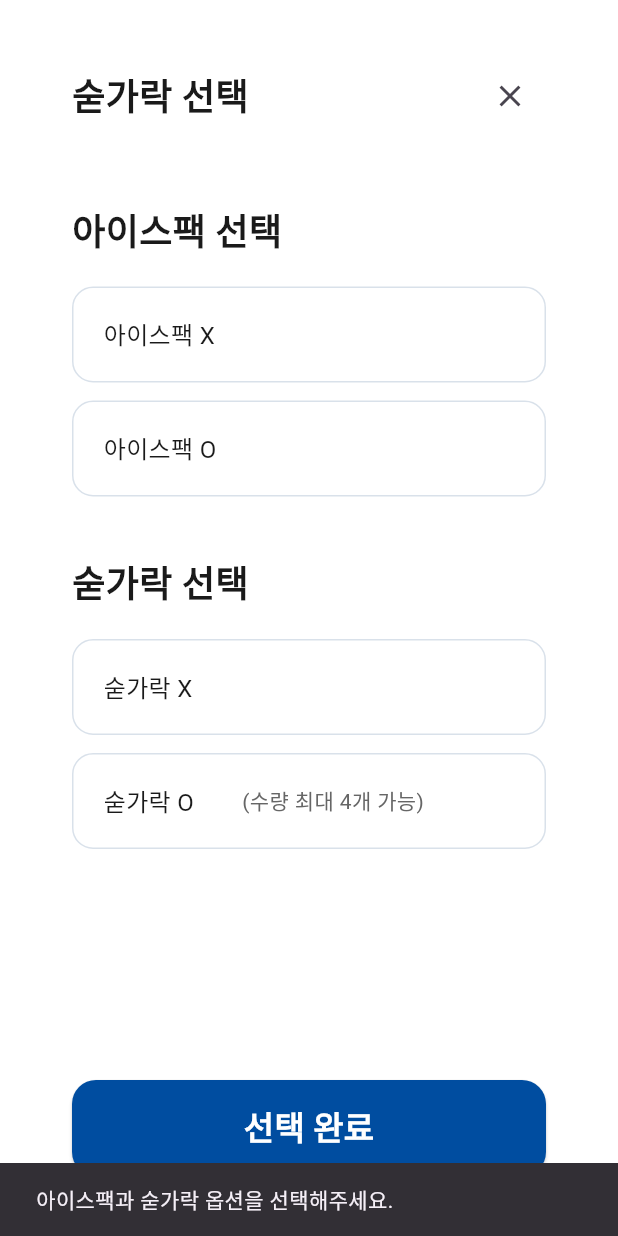
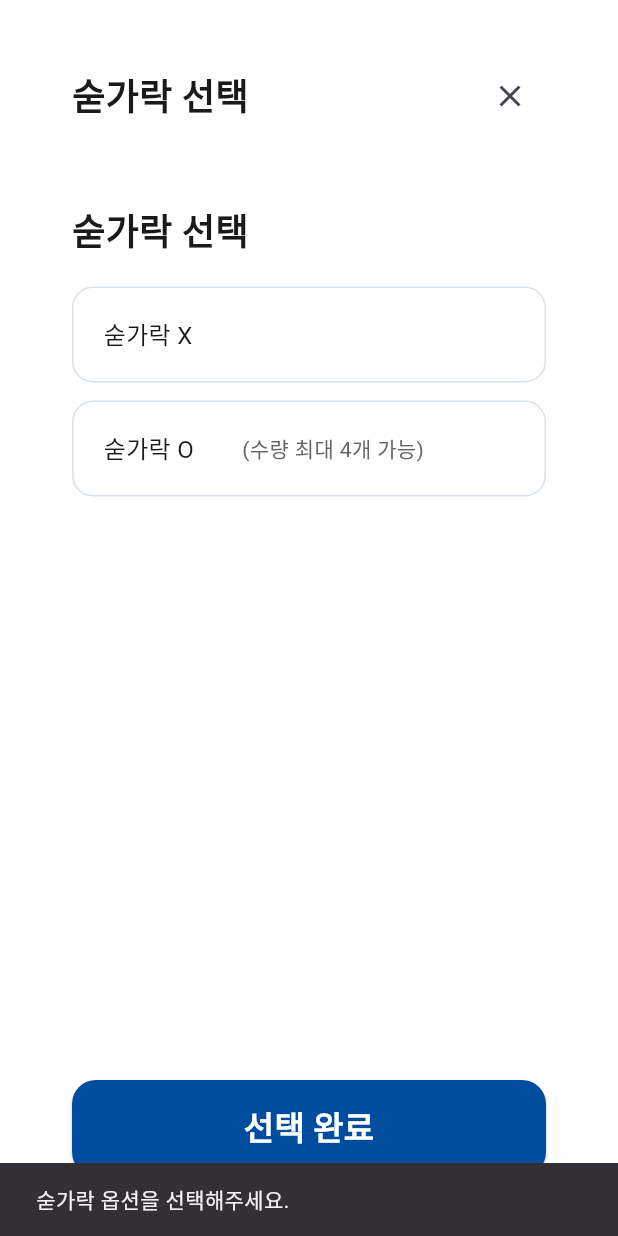
Before and after one commit to y8r1n/yogurt-order-system, a Flutter app: the TakeoutOptionPage screen opened by its route, after a tap on "선택 완료", on a phone screen of 412 x 824 dp. Run offline on Flutter 3.47's test engine with Material 3 defaults, Android fonts, the phone set to English and light mode, and no system bars; our stand-ins replace file_picker, firebase_core, firebase_messaging, flutter_riverpod, go_router, supabase_flutter; accounts and stored records are empty.

```diff
--- a/customer_web/lib/features/takeout_option/takeout_option_page.dart
+++ b/customer_web/lib/features/takeout_option/takeout_option_page.dart
@@ -56,10 +56,24 @@ class _TakeoutOptionPageState
   }
 
  void goToMenu() {
-  if (icePack == null || spoon == null) {
+  final session = ref.read(orderSessionProvider);
+  final isTakeOut = session.orderType == 'take_out';
+
+  // 매장/포장 공통: 숟가락은 반드시 선택
+  if (spoon == null) {
     ScaffoldMessenger.of(context).showSnackBar(
       const SnackBar(
-        content: Text('아이스팩과 숟가락 옵션을 선택해주세요.'),
+        content: Text('숟가락 옵션을 선택해주세요.'),
+      ),
+    );
+    return;
+  }
+
+  // 포장 주문일 때만 아이스팩 필수
+  if (isTakeOut && icePack == null) {
+    ScaffoldMessenger.of(context).showSnackBar(
+      const SnackBar(
+        content: Text('아이스팩 옵션을 선택해주세요.'),
       ),
     );
     return;
@@ -68,13 +82,25 @@ class _TakeoutOptionPageState
   final finalSpoonCount =
       spoon == true ? spoonCount : 0;
 
-  ref.read(orderSessionProvider.notifier).setTakeOut(
+  final notifier =
+      ref.read(orderSessionProvider.notifier);
+
+  if (isTakeOut) {
+    notifier.setTakeOut(
       icePack: icePack!,
       spoonCount: finalSpoonCount,
     );
 
     debugPrint('주문 방식: take_out');
     debugPrint('아이스팩: $icePack');
+  } else {
+    notifier.setDineIn(
+      spoonCount: finalSpoonCount,
+    );
+
+    debugPrint('주문 방식: dine_in');
+  }
+
   debugPrint('숟가락 개수: $finalSpoonCount');
 
   context.go('/menu');
@@ -118,8 +144,9 @@ class _TakeoutOptionPageState
                   const SizedBox(height: 48),
 
                  // =========================
-                  // 아이스팩
+// 아이스팩 - 포장 주문일 때만 표시
 // =========================
+if (isTakeOut) ...[
   Text(
     '아이스팩 선택',
     style: AppTextStyles.titleMedium,
@@ -142,6 +169,7 @@ class _TakeoutOptionPageState
   ),
 
   const SizedBox(height: 40),
+],
 
                   // =========================
                   // 숟가락
```
Also changed, not shown: customer_web/lib/features/menu/menu_page.dart (+14 -8 lines), customer_web/lib/features/order_type/order_type_page.dart (+8 -11 lines). Lines whose indentation alone changed are shown as unchanged.
